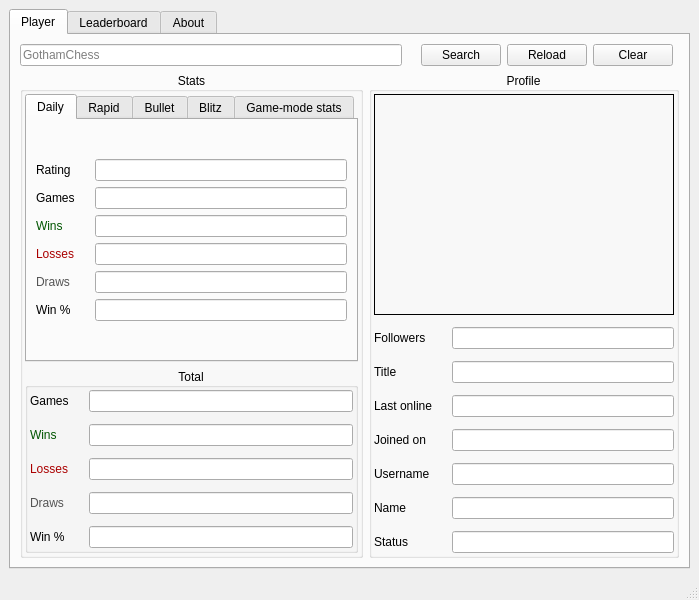
afmdiazh/Chess-Dot-Py, file src/interface/main_window.ui: the form before one commit.
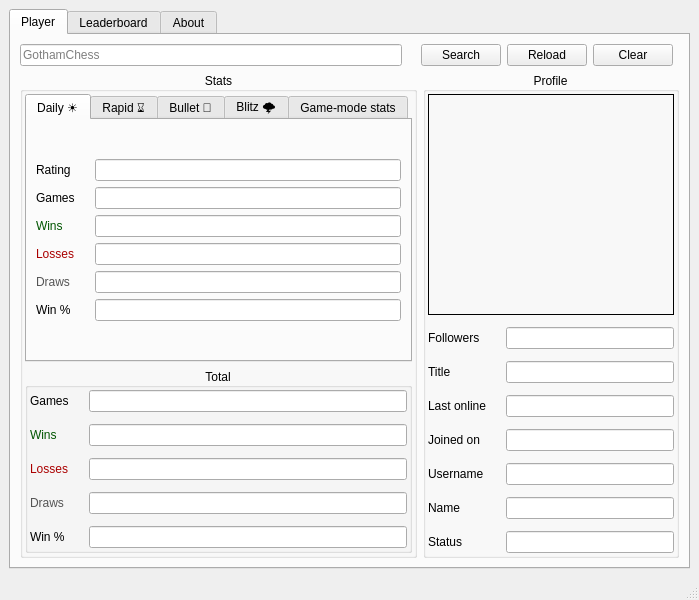
The form after the commit. Icons and pictures are not drawn.

Commit message: Added emojis to game-mode names

```diff
--- a/src/interface/main_window.ui
+++ b/src/interface/main_window.ui
@@ -399,7 +399,7 @@
                  </property>
                  <widget class="QWidget" name="qWidgetDaily">
                   <attribute name="title">
-                   <string>Daily</string>
+                   <string>Daily ☀</string>
                   </attribute>
                   <layout class="QGridLayout" name="gridLayout">
                    <item row="0" column="0">
@@ -644,7 +644,7 @@
                  </widget>
                  <widget class="QWidget" name="qWidgetRapid">
                   <attribute name="title">
-                   <string>Rapid</string>
+                   <string>Rapid ⌛</string>
                   </attribute>
                   <layout class="QGridLayout" name="gridLayout_10">
                    <item row="0" column="0">
@@ -853,7 +853,7 @@
                  </widget>
                  <widget class="QWidget" name="qWidgetBullet">
                   <attribute name="title">
-                   <string>Bullet</string>
+                   <string>Bullet 🚅</string>
                   </attribute>
                   <layout class="QGridLayout" name="gridLayout_9">
                    <item row="0" column="0">
@@ -1062,7 +1062,7 @@
                  </widget>
                  <widget class="QWidget" name="qWidgetBlitz">
                   <attribute name="title">
-                   <string>Blitz</string>
+                   <string>Blitz 🌩</string>
                   </attribute>
                   <layout class="QGridLayout" name="gridLayout_12">
                    <item row="0" column="0">
```
The commit also changes 1 other file.
